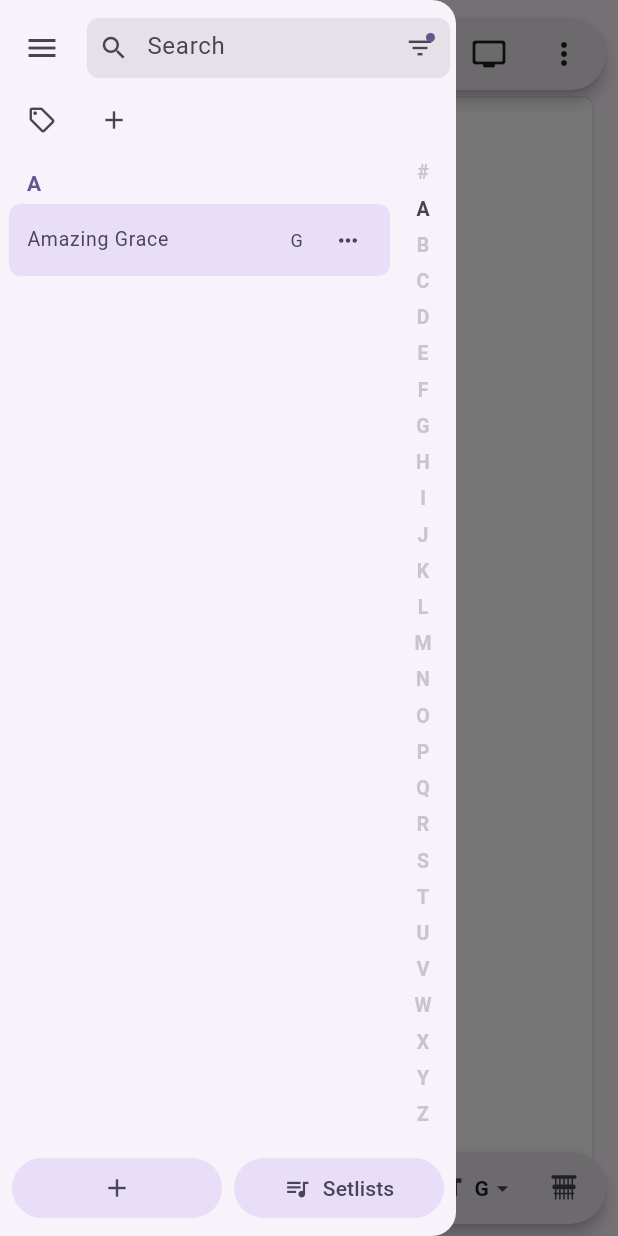
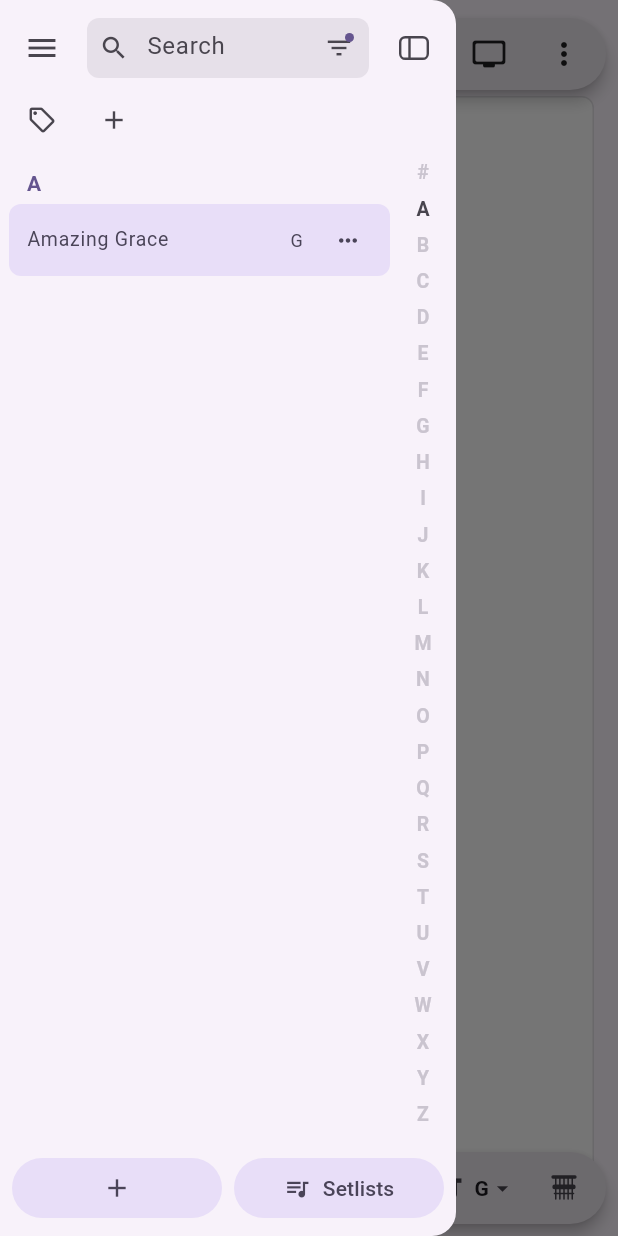
Before and after one commit to bramble-apps/chordpro-presenter, a Flutter app: the screen it shows after launch, with the side drawer open, on a phone screen of 412 x 824 dp. Run offline on Flutter 3.47's test engine with Material 3 defaults, Android fonts, the phone set to English and light mode, and no system bars; our stand-ins replace audioplayers, file_picker, multicast_dns, pdf, printing, qr_flutter and 4 more; missing offline and left inert: bonsoir, dart:js_interop, dart:ui_web, desktop_multi_window, flutter_chrome_cast, fvp and 4 more; project files that could hold a hidden picture were left out.

Commit message:
Sidebar and sort buttons: hover / press highlight only (no lingering focus highlight after a click); phones: the drawer has its own sidebar button in its search row, which closes it
Co-Authored-By: Claude Opus 5.5 <noreply@anthropic.com>

```diff
--- a/lib/screens/operator_screen.dart
+++ b/lib/screens/operator_screen.dart
@@ -803,6 +803,14 @@ class _OperatorScreenState extends State<OperatorScreen>
               ),
               // (the sidebar button rides in its top row while it's open)
               toggleRoom: narrow ? 0 : _toggleRoom,
+              // (phones: the drawer covers the button, so it has its own)
+              trailing: narrow
+                  ? SidebarToggleButton(
+                      open: true,
+                      onPressed: () =>
+                          _scaffoldKey.currentState?.closeDrawer(),
+                    )
+                  : null,
               onOpened: () {
                 if (narrow) _scaffoldKey.currentState?.closeDrawer();
                 if (floating) {
--- a/lib/widgets/sidebar.dart
+++ b/lib/widgets/sidebar.dart
@@ -4,6 +4,7 @@ import 'package:flutter/gestures.dart';
 import 'package:flutter/material.dart';
 import 'package:flutter/rendering.dart';
 
+import 'sidebar_icon.dart';
 import '../band_sync/band_sync.dart';
 import '../browser.dart';
 import '../chords/chord_library.dart';
@@ -71,7 +72,12 @@ class Sidebar extends StatefulWidget {
     required this.onOpenSettings,
     required this.onOpened,
     this.toggleRoom = 0,
+    this.trailing,
   });
+
+  /// A button at the right of the top row (the phone drawer's own sidebar
+  /// button, which closes it).
+  final Widget? trailing;
 
   /// Room kept at the right of the top row for the sidebar button, which
   /// rides there while the sidebar is open.
@@ -249,7 +255,9 @@ class _SidebarState extends State<Sidebar> {
                 children: [
                   _menu(),
                   Expanded(child: _topBar(openSet)),
-                  if (widget.toggleRoom > 0)
+                  if (widget.trailing case final t?)
+                    t
+                  else if (widget.toggleRoom > 0)
                     SizedBox(width: widget.toggleRoom - 6),
                 ],
               ),
@@ -599,6 +607,7 @@ class _SidebarState extends State<Sidebar> {
         tooltip: 'Sort & filter',
         visualDensity: VisualDensity.compact,
         iconSize: 20,
+        style: hoverOnlyHighlight(context),
         color: scheme.onSurfaceVariant,
         icon: Badge(
           isLabelVisible: active,
--- a/lib/widgets/sidebar_icon.dart
+++ b/lib/widgets/sidebar_icon.dart
@@ -76,6 +76,22 @@ class _SidebarPainter extends CustomPainter {
       old.color != color || old.chevron != chevron || old.pointLeft != pointLeft;
 }
 
+/// A button style whose highlight shows on hover and press only: after a
+/// mouse click a button keeps the keyboard focus (or gets it back when its
+/// menu closes), and Material would keep it lit for that.
+ButtonStyle hoverOnlyHighlight(BuildContext context) {
+  final c = Theme.of(context).colorScheme.onSurface;
+  return ButtonStyle(
+    overlayColor: WidgetStateProperty.resolveWith(
+      (s) => s.contains(WidgetState.pressed)
+          ? c.withValues(alpha: .12)
+          : s.contains(WidgetState.hovered)
+          ? c.withValues(alpha: .08)
+          : Colors.transparent,
+    ),
+  );
+}
+
 /// The sidebar button: [SidebarIcon] whose divider bends into a chevron
 /// while the pointer is over it (which way: [open] → ‹, closing).
 class SidebarToggleButton extends StatefulWidget {
@@ -100,6 +116,7 @@ class _SidebarToggleButtonState extends State<SidebarToggleButton> {
     onExit: (_) => setState(() => _hover = false),
     child: IconButton(
       tooltip: widget.open ? 'Hide sidebar' : 'Show sidebar',
+      style: hoverOnlyHighlight(context),
       onPressed: widget.onPressed,
       icon: TweenAnimationBuilder<double>(
         tween: Tween(end: _hover ? 1 : 0),
```
